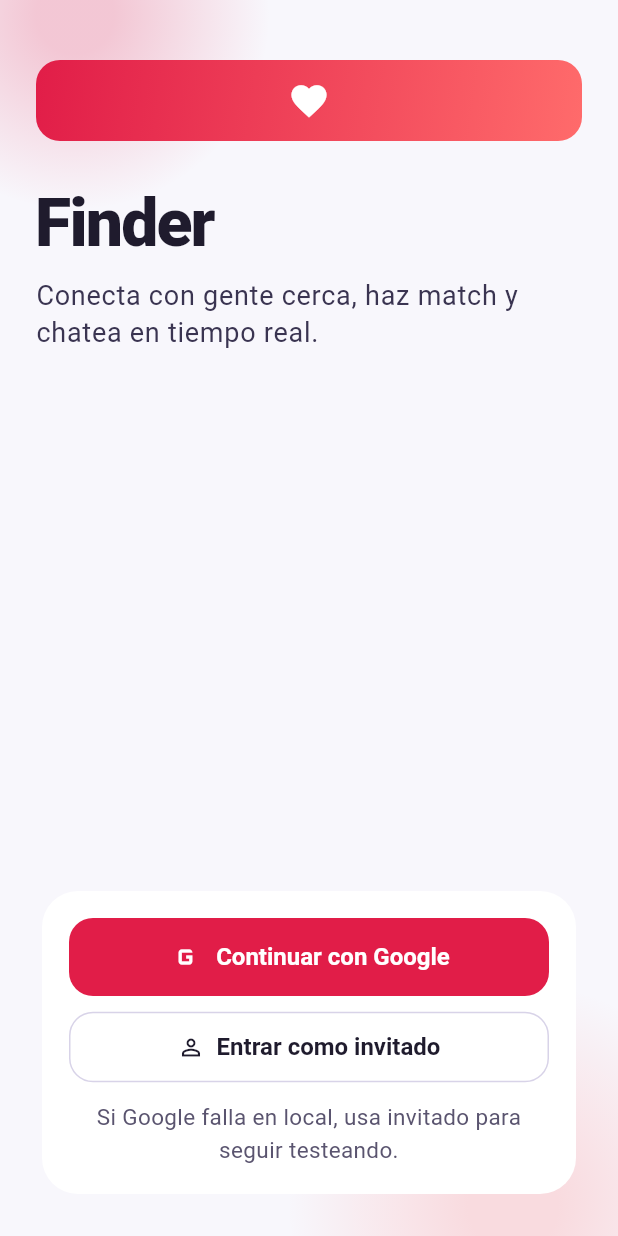
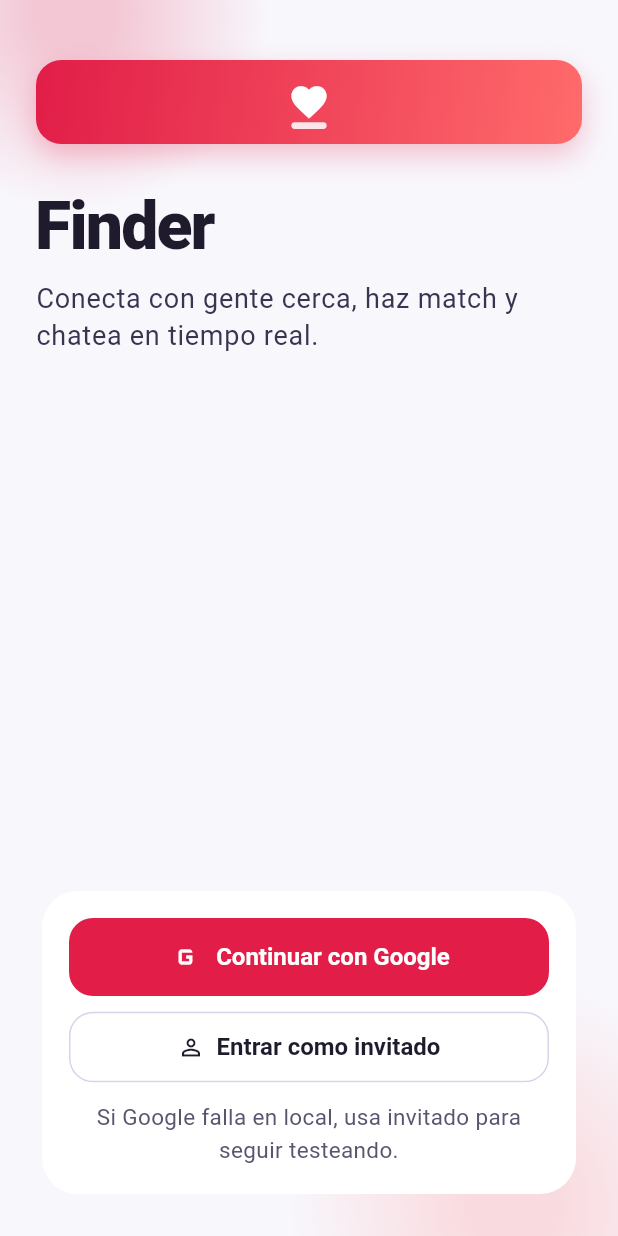
Before and after one commit to Lisandro1313/Finder, a Flutter app: the screen it shows after launch, on a phone screen of 412 x 824 dp. Run offline on Flutter 3.47's test engine with Material 2 defaults, Android fonts, the phone set to English and light mode, and no system bars; our stand-ins replace cloud_firestore, firebase_auth, firebase_core, firebase_messaging, google_sign_in, in_app_purchase; accounts and stored records are empty.

Commit message:
feat(brand): animated splash entry and reusable finder logo system

```diff
--- a/lib/app/finder_root.dart
+++ b/lib/app/finder_root.dart
@@ -13,6 +13,7 @@ import '../data/repositories/profile_repository.dart';
 import '../data/repositories/safety_repository.dart';
 import '../features/auth/sign_in_screen.dart';
 import '../features/onboarding/onboarding_screen.dart';
+import '../features/splash/finder_splash_screen.dart';
 import '../services/notification_service.dart';
 import 'finder_home.dart';
 
@@ -46,12 +47,24 @@ class _FinderRootState extends State<FinderRoot> {
   StreamSubscription<AppUser?>? _authSub;
   AppUser? _user;
   bool _isSigningIn = false;
+  bool _showSplash = true;
+  bool _authReady = false;
 
   @override
   void initState() {
     super.initState();
+    Future<void>.delayed(const Duration(milliseconds: 1400), () {
+      if (!mounted) return;
+      setState(() => _showSplash = false);
+    });
+    Future<void>.delayed(const Duration(milliseconds: 350), () {
+      if (!mounted || _authReady) return;
+      setState(() => _authReady = true);
+    });
+
     _authSub = widget.authRepository.authStateChanges().listen((user) async {
       if (!mounted) return;
+      _authReady = true;
       if (user != null && widget.notificationService != null) {
         await widget.notificationService!.initialize(user.id);
       }
@@ -67,6 +80,10 @@ class _FinderRootState extends State<FinderRoot> {
 
   @override
   Widget build(BuildContext context) {
+    if (_showSplash || !_authReady) {
+      return const FinderSplashScreen();
+    }
+
     if (_user == null) {
       return SignInScreen(
         isLoading: _isSigningIn,
--- a/lib/features/auth/sign_in_screen.dart
+++ b/lib/features/auth/sign_in_screen.dart
@@ -1,4 +1,6 @@
 import 'package:flutter/material.dart';
+
+import '../common/finder_logo_mark.dart';
 
 class SignInScreen extends StatelessWidget {
   const SignInScreen({
@@ -42,19 +44,7 @@ class SignInScreen extends StatelessWidget {
                 crossAxisAlignment: CrossAxisAlignment.stretch,
                 children: [
                   const SizedBox(height: 16),
-                  Container(
-                    height: 54,
-                    width: 54,
-                    decoration: BoxDecoration(
-                      gradient: const LinearGradient(
-                        colors: [Color(0xFFE11D48), Color(0xFFFF6B6B)],
-                        begin: Alignment.topLeft,
-                        end: Alignment.bottomRight,
-                      ),
-                      borderRadius: BorderRadius.circular(16),
-                    ),
-                    child: const Icon(Icons.favorite, color: Colors.white, size: 28),
-                  ),
+                  const FinderLogoMark(size: 56, iconSize: 28, showShadow: true),
                   const SizedBox(height: 28),
                   Text('Finder', style: theme.textTheme.displaySmall),
                   const SizedBox(height: 8),
--- /dev/null
+++ b/lib/features/common/finder_logo_mark.dart
@@ -0,0 +1,56 @@
+import 'package:flutter/material.dart';
+
+class FinderLogoMark extends StatelessWidget {
+  const FinderLogoMark({
+    super.key,
+    this.size = 56,
+    this.iconSize = 28,
+    this.showShadow = false,
+  });
+
+  final double size;
+  final double iconSize;
+  final bool showShadow;
+
+  @override
+  Widget build(BuildContext context) {
+    return Container(
+      width: size,
+      height: size,
+      decoration: BoxDecoration(
+        gradient: const LinearGradient(
+          colors: [Color(0xFFE11D48), Color(0xFFFF6B6B)],
+          begin: Alignment.topLeft,
+          end: Alignment.bottomRight,
+        ),
+        borderRadius: BorderRadius.circular(size * 0.3),
+        boxShadow: showShadow
+            ? const [
+                BoxShadow(
+                  color: Color(0x40E11D48),
+                  blurRadius: 16,
+                  offset: Offset(0, 8),
+                ),
+              ]
+            : null,
+      ),
+      child: Stack(
+        alignment: Alignment.center,
+        children: [
+          Icon(Icons.favorite, color: Colors.white, size: iconSize),
+          Positioned(
+            bottom: size * 0.18,
+            child: Container(
+              width: size * 0.42,
+              height: size * 0.08,
+              decoration: BoxDecoration(
+                color: Colors.white.withOpacity(0.86),
+                borderRadius: BorderRadius.circular(99),
+              ),
+            ),
+          ),
+        ],
+      ),
+    );
+  }
+}
```
Also changed, not shown: lib/features/splash/finder_splash_screen.dart (added, +73 -0 lines), 1 other file.
